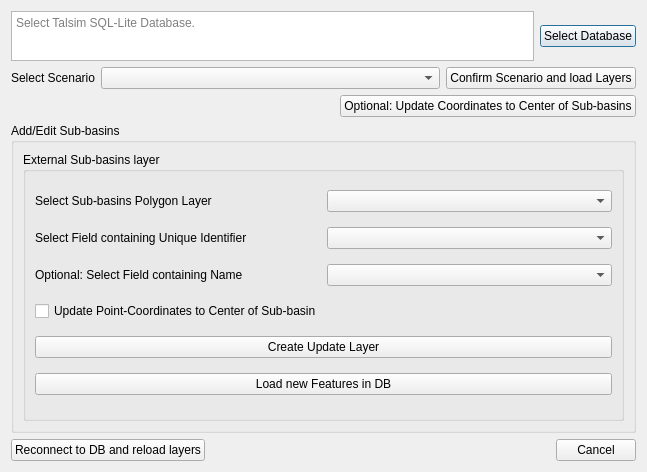
Old version of the form qtalsim_sqllite.ui in the repository sydroconsult/QTalsim.
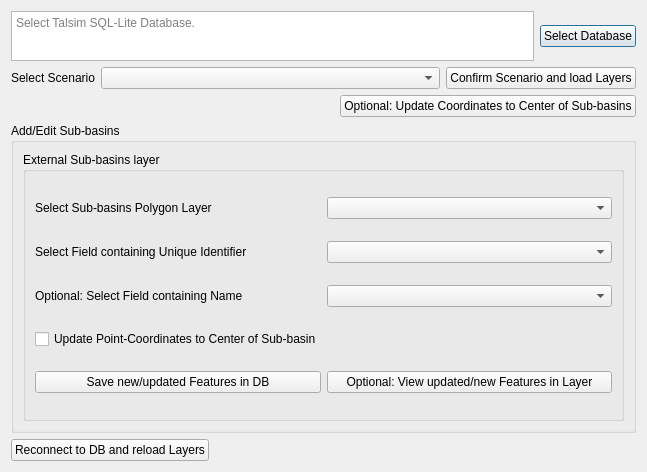
New version of the form.

Commit message: Preparation of release V1.2.0 - Update Documentation - Minor updates of Connection to Talsim DB functionality -- Change type to QDockWidget (Panel on the right side of the QGis project) -- Make updated layer optional -- Correct some typos -- Add Warning when closing window

Patch:
```diff
--- a/qtalsim_sqllite.ui
+++ b/qtalsim_sqllite.ui
@@ -240,21 +240,25 @@
                   </widget>
                  </item>
                  <item>
-                  <widget class="QPushButton" name="onConfirmPolygonLayer">
+                  <layout class="QHBoxLayout" name="horizontalLayout_10">
+                   <item>
+                    <widget class="QPushButton" name="onLoadFeaturesinDB">
+                     <property name="text">
+                      <string>Save new/updated Features in DB</string>
+                     </property>
+                    </widget>
+                   </item>
+                   <item>
+                    <widget class="QPushButton" name="onViewUpdatedFeatures">
                    <property name="toolTip">
                     <string>Creates a Layer that holds all features that are updated in the DB, if user presses &quot;Load Features in DB&quot;.</string>
                    </property>
                    <property name="text">
-                    <string>Create Update Layer</string>
+                      <string>Optional: View updated/new Features in Layer</string>
                    </property>
                   </widget>
                  </item>
-                 <item>
-                  <widget class="QPushButton" name="onLoadFeaturesinDB">
-                   <property name="text">
-                    <string>Load new Features in DB</string>
-                   </property>
-                  </widget>
+                  </layout>
                  </item>
                 </layout>
                </widget>
@@ -275,7 +279,7 @@
      <item>
       <widget class="QPushButton" name="onReconnectToDB">
        <property name="text">
-        <string>Reconnect to DB and reload layers</string>
+        <string>Reconnect to DB and reload Layers</string>
        </property>
       </widget>
      </item>
@@ -285,7 +289,7 @@
         <enum>Qt::Horizontal</enum>
        </property>
        <property name="standardButtons">
-        <set>QDialogButtonBox::Cancel</set>
+        <set>QDialogButtonBox::NoButton</set>
        </property>
        <property name="centerButtons">
         <bool>false</bool>
```
Lines whose indentation alone changed are shown as unchanged. The commit also changes 12 other files.
